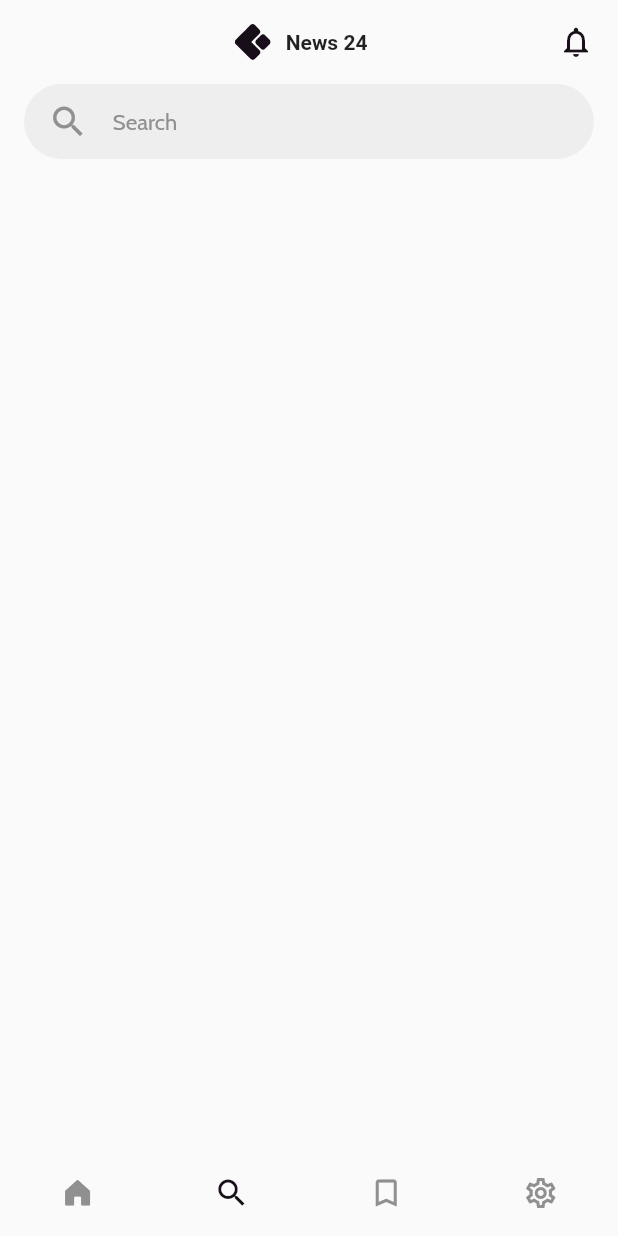
After one commit to BrunoMazzocchi/phone_reader, a Flutter app: the screen it shows after launch, item 2 of the bottom bar chosen, on a phone screen of 412 x 824 dp. The commit adds this screen. Run offline on Flutter 3.47's test engine with Material 2 defaults, Android fonts, the phone set to English and light mode, and no system bars; our stand-ins replace flutter_svg, google_fonts.

Commit message:
Added search page

```diff
--- /dev/null
+++ b/lib/app.dart
@@ -0,0 +1,111 @@
+import 'package:flutter/material.dart';
+import 'package:flutter/services.dart';
+import 'package:flutter_svg/flutter_svg.dart';
+import 'package:phone_reader/config/icons/icons.dart';
+import 'package:phone_reader/config/routes/routes.dart';
+import 'package:phone_reader/config/theme/light_theme.dart';
+import 'package:phone_reader/features/home/view/view.dart';
+import 'package:phone_reader/features/search/view/view.dart';
+
+class App extends StatefulWidget {
+  const App({super.key});
+
+  @override
+  State<App> createState() => _AppState();
+}
+
+class _AppState extends State<App> {
+  int currentIndex = 0;
+
+  List pages = [
+    const HomeView(),
+    const SearchView(),
+  ];
+
+  @override
+  Widget build(BuildContext context) {
+    Widget title = SizedBox(
+      width: 99,
+      child: Row(
+        children: [
+          SvgPicture.asset(
+            "assets/icons/newsLogo1.svg",
+            height: 24,
+          ),
+          Padding(
+            padding: const EdgeInsets.all(10.0),
+            child: Text(
+              "News 24",
+              style: Theme.of(context).textTheme.bodyLarge?.copyWith(
+                    fontWeight: FontWeight.bold,
+                  ),
+            ),
+          ),
+        ],
+      ),
+    );
+    BottomNavigationBar bottomNavigationBar = BottomNavigationBar(
+      items: const [
+        BottomNavigationBarItem(
+          icon: Icon(CustomIcons.bottomNavBarHomeActive),
+          label: "Home",
+        ),
+        BottomNavigationBarItem(
+          icon: Icon(Icons.search_outlined),
+          label: "Search",
+        ),
+        BottomNavigationBarItem(
+          icon: Icon(Icons.bookmark_border_outlined),
+          label: "Bookmarks",
+        ),
+        BottomNavigationBarItem(
+          icon: Icon(Icons.settings_outlined),
+          label: "Profile",
+        ),
+      ],
+      currentIndex: currentIndex,
+      iconSize: 24,
+      selectedItemColor: LightTheme.primaryColor,
+      unselectedItemColor: LightTheme.secondaryColor,
+      showSelectedLabels: false,
+      showUnselectedLabels: false,
+      type: BottomNavigationBarType.fixed,
+      backgroundColor: Colors.transparent,
+      elevation: 0,
+      onTap: (index) {
+        setState(() {
+          currentIndex = index;
+        });
+      },
+    );
+    return MaterialApp(
+      title: 'Phone Reader',
+      theme: LightTheme().getLightTheme(),
+      routes: appRoutes,
+      home: Scaffold(
+        appBar: AppBar(
+          backgroundColor: Colors.transparent,
+          centerTitle: true,
+          title: title,
+          actions: const [
+            Padding(
+              padding: EdgeInsets.only(right: 16),
+              child: Icon(
+                Icons.notifications_outlined,
+                color: LightTheme.primaryColor,
+                size: 24,
+              ),
+            )
+          ],
+          elevation: 0,
+          systemOverlayStyle: const SystemUiOverlayStyle(
+            statusBarColor: Colors.transparent,
+            statusBarIconBrightness: Brightness.dark,
+          ),
+        ),
+        body: pages[currentIndex],
+        bottomNavigationBar: bottomNavigationBar,
+      ),
+    );
+  }
+}
--- a/lib/config/routes/routes.dart
+++ b/lib/config/routes/routes.dart
@@ -2,9 +2,11 @@ import 'package:flutter/material.dart';
 import 'package:phone_reader/features/comments/view/comments_view.dart';
 import 'package:phone_reader/features/home/view/view.dart';
 import 'package:phone_reader/features/post/widgets/post_information.dart';
+import 'package:phone_reader/features/search/view/view.dart';
 
 final Map<String, Widget Function(BuildContext)> appRoutes = {
   '/home': (_) => const HomeView(),
   '/post': (_) => const PostInformation(),
   '/comments': (_) => const CommentsView(),
+  '/search': (_) => const SearchView(),
 };
--- a/lib/config/theme/light_theme.dart
+++ b/lib/config/theme/light_theme.dart
@@ -7,6 +7,8 @@ class LightTheme {
   static const Color backgroundColor = Color(0xFFEFEFEF);
   static const Color categoryColor = Color(0xFF69BDFD);
   static const Color greenBackground = Color(0xFFF6F7F5);
+  static const Color lightGrey = Color(0xFFFEEEEEE);
+  static const Color grey = Color(0xFFF909090);
   /// Getter to get the light theme
   ThemeData getLightTheme() => ThemeData(
         primaryColor: primaryColor,
--- /dev/null
+++ b/lib/features/search/view/view.dart
@@ -0,0 +1,48 @@
+import 'package:flutter/material.dart';
+import 'package:google_fonts/google_fonts.dart';
+import 'package:phone_reader/config/theme/light_theme.dart';
+
+class SearchView extends StatelessWidget {
+  const SearchView({super.key});
+
+  @override
+  Widget build(BuildContext context) {
+    return Column(
+      children: [
+        Padding(
+          padding: const EdgeInsets.symmetric(horizontal: 16),
+          child: Container(
+            height: 50,
+            decoration: BoxDecoration(
+              color: LightTheme.lightGrey,
+              borderRadius: BorderRadius.circular(40),
+            ),
+            child: TextField(
+              decoration: InputDecoration(
+                hintText: 'Search',
+                hintStyle: GoogleFonts.cabin(
+                  color: LightTheme.grey,
+                  fontWeight: FontWeight.w400,
+                  fontSize: 15,
+                ),
+                border: OutlineInputBorder(
+                  borderSide: BorderSide.none,
+                  borderRadius: BorderRadius.circular(40),
+                ),
+                prefixIcon: const Padding(
+                  padding:  EdgeInsets.symmetric(horizontal: 16.0),
+                  child:  Icon(
+                    Icons.search,
+                    size: 27,
+                    color: LightTheme.grey,
+                  ),
+                ),
+                contentPadding: const EdgeInsets.symmetric(vertical: 16.0),
+              ),
+            ),
+          ),
+        )
+      ],
+    );
+  }
+}
--- a/lib/main.dart
+++ b/lib/main.dart
@@ -1,11 +1,5 @@
 import 'package:flutter/material.dart';
-import 'package:flutter/services.dart';
-import 'package:flutter_svg/svg.dart';
-import 'package:phone_reader/config/routes/routes.dart';
-import 'package:phone_reader/features/home/view/view.dart';
-import 'package:phone_reader/config/icons/icons.dart';
-import 'package:phone_reader/config/theme/light_theme.dart';
-
+import 'package:phone_reader/app.dart';
 void main() {
   runApp(const MyApp());
 }
@@ -16,84 +10,6 @@ class MyApp extends StatelessWidget {
   // This widget is the root of your application.
   @override
   Widget build(BuildContext context) {
-    Widget title = SizedBox(
-      width: 99,
-      child: Row(
-        children: [
-          SvgPicture.asset(
-            "assets/icons/newsLogo1.svg",
-            height: 24,
-          ),
-          Padding(
-            padding: const EdgeInsets.all(10.0),
-            child: Text(
-              "News 24",
-              style: Theme.of(context).textTheme.bodyLarge?.copyWith(
-                    fontWeight: FontWeight.bold,
-                  ),
-            ),
-          ),
-        ],
-      ),
-    );
-    BottomNavigationBar bottomNavigationBar = BottomNavigationBar(
-          items: const [
-            BottomNavigationBarItem(
-              icon: Icon(CustomIcons.bottomNavBarHomeActive),
-              label: "Home",
-            ),
-            BottomNavigationBarItem(
-              icon: Icon(Icons.search_outlined),
-              label: "Search",
-            ),
-            BottomNavigationBarItem(
-              icon: Icon(Icons.bookmark_border_outlined),
-              label: "Bookmarks",
-            ),
-            BottomNavigationBarItem(
-              icon: Icon(Icons.settings_outlined),
-              label: "Profile",
-            ),
-          ],
-          currentIndex: 0,
-          iconSize: 24,
-          selectedItemColor: LightTheme.primaryColor,
-          unselectedItemColor: LightTheme.secondaryColor,
-          showSelectedLabels: false,
-          showUnselectedLabels: false,
-          type: BottomNavigationBarType.fixed,
-          backgroundColor: Colors.transparent,
-          elevation: 0,
-        );
-    return MaterialApp(
-      title: 'Phone Reader',
-      theme: LightTheme().getLightTheme(),
-      routes: appRoutes,
-      home: Scaffold(
-        appBar: AppBar(
-          backgroundColor: Colors.transparent,
-          centerTitle: true,
-          title: title,
-          actions: const [
-            Padding(
-              padding: EdgeInsets.only(right: 16),
-              child: Icon(
-                Icons.notifications_outlined,
-                color: LightTheme.primaryColor,
-                size: 24,
-              ),
-            )
-          ],
-          elevation: 0,
-          systemOverlayStyle: const SystemUiOverlayStyle(
-            statusBarColor: Colors.transparent,
-            statusBarIconBrightness: Brightness.dark,
-          ),
-        ),
-
-        body: const HomeView(),
-        bottomNavigationBar: bottomNavigationBar,
-      ),
-    );
+    return const App();
   }
 }
```
